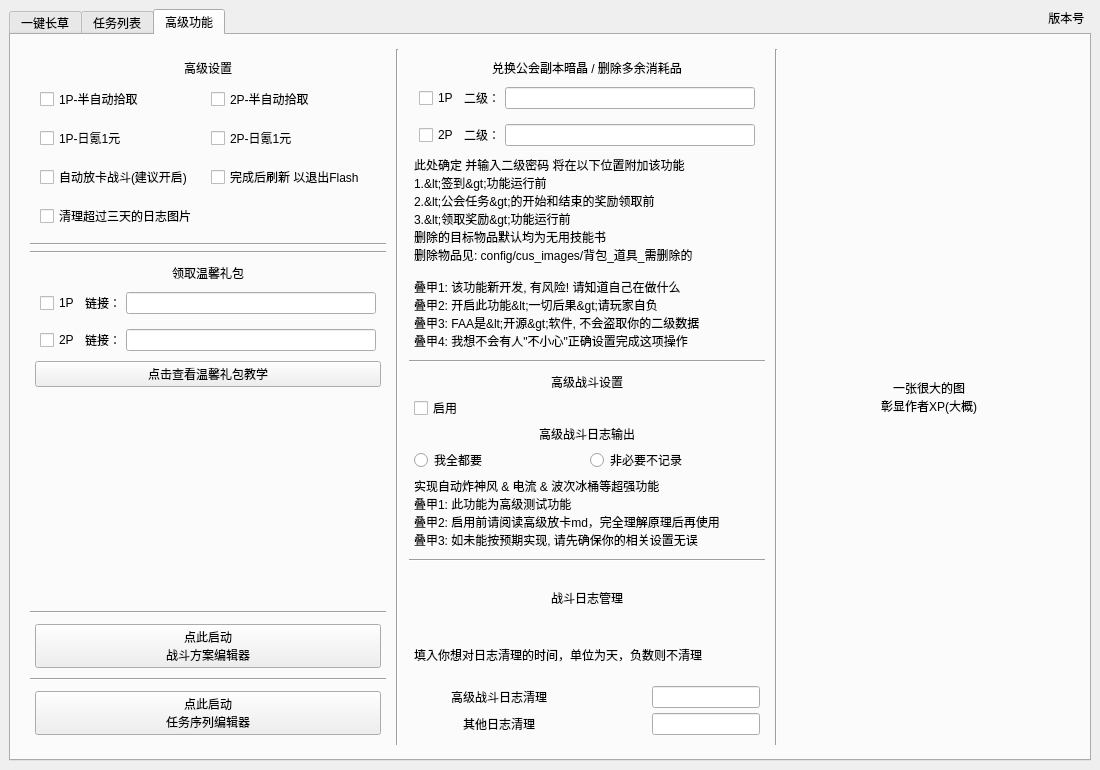
StareAbyss/FoodsVsMiceAutoAssistant, file resource/ui/FAA_3.0.ui: the form before one commit.
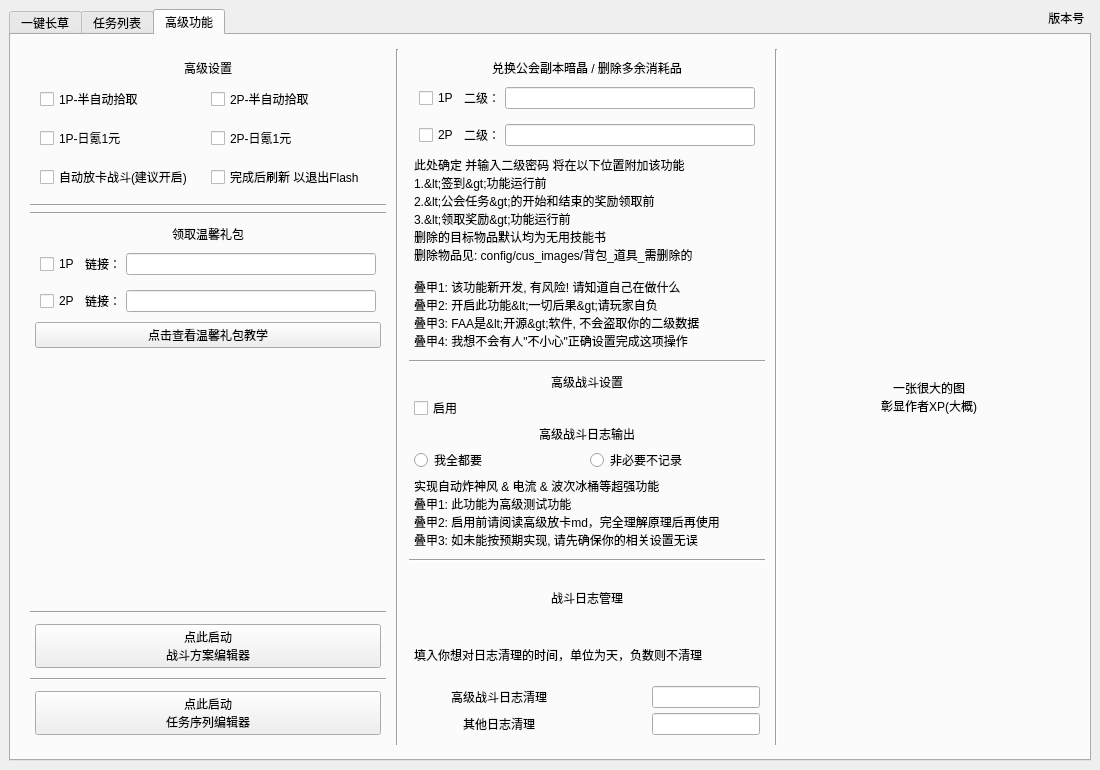
The form after the commit. Custom widgets are drawn as their Qt base class.

Commit message: 1.5.0 beta3 去除日志清理冗余项

Diff of the .ui file:
```diff
--- a/resource/ui/FAA_3.0.ui
+++ b/resource/ui/FAA_3.0.ui
@@ -7996,7 +7996,7 @@
                 <number>5</number>
                </property>
                <item>
-                <layout class="QVBoxLayout" name="Lay_AdvancedSettings" stretch="1,1,0,1,1">
+                <layout class="QVBoxLayout" name="Lay_AdvancedSettings" stretch="1,1,0,1">
                  <property name="spacing">
                   <number>5</number>
                  </property>
@@ -8247,50 +8247,6 @@
                    </item>
                   </layout>
                  </item>
-                 <item>
-                  <layout class="QHBoxLayout" name="Lay_AdvancedSettings_Bottom_2">
-                   <property name="leftMargin">
-                    <number>5</number>
-                   </property>
-                   <property name="topMargin">
-                    <number>5</number>
-                   </property>
-                   <property name="rightMargin">
-                    <number>5</number>
-                   </property>
-                   <property name="bottomMargin">
-                    <number>5</number>
-                   </property>
-                   <item>
-                    <widget class="QCheckBox" name="AutoDeleteOldImages">
-                     <property name="enabled">
-                      <bool>true</bool>
-                     </property>
-                     <property name="sizePolicy">
-                      <sizepolicy hsizetype="Fixed" vsizetype="Fixed">
-                       <horstretch>0</horstretch>
-                       <verstretch>0</verstretch>
-                      </sizepolicy>
-                     </property>
-                     <property name="minimumSize">
-                      <size>
-                       <width>0</width>
-                       <height>0</height>
-                      </size>
-                     </property>
-                     <property name="maximumSize">
-                      <size>
-                       <width>1677215</width>
-                       <height>16777215</height>
-                      </size>
-                     </property>
-                     <property name="text">
-                      <string>清理超过三天的日志图片</string>
-                     </property>
-                    </widget>
-                   </item>
-                  </layout>
-                 </item>
                 </layout>
                </item>
                <item>
```
The commit also changes 2 other files.
